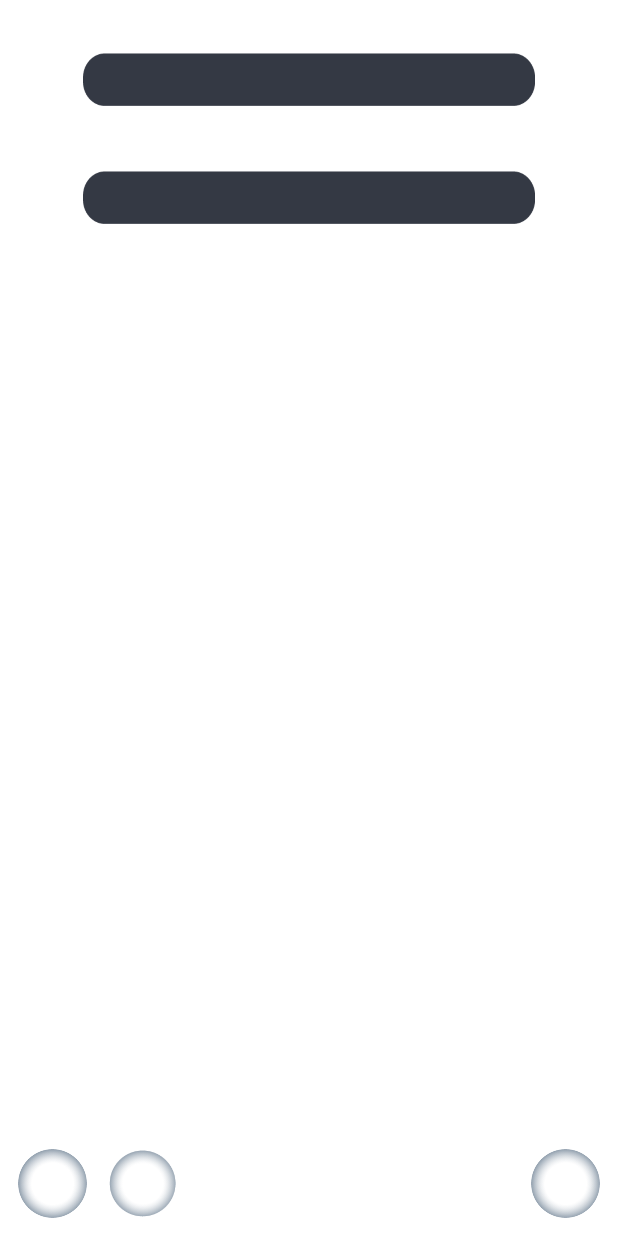
After one commit to vasilievan/OpenHackaton, an Android app: the layout dialog_check_if_text_correct.xml on its own in the app's theme, with its tools: preview values and no code run, on a phone screen of 412 x 824 dp. The commit adds this screen. Run offline under Robolectric (Android 15) with nearby library versions, the phone set to English and light mode, and no system bars.

Commit message:
added dialogAlert and changes main background

```diff
--- a/app/src/main/java/sudo/openhackaton/logic/Constants.kt
+++ b/app/src/main/java/sudo/openhackaton/logic/Constants.kt
@@ -14,6 +14,9 @@ object Constants {
     const val CAPTURE_FAILED = "Photo capture failed: "
     const val TAG = "TAG"
     const val BINDING_FAILED = "Use case binding failed"
+    const val TEXT_FROM_RECOGNITION = "textFromRecognition"
+    const val TITLE_SORRY = "Sorry"
+    const val TITLE_CHECK = "All right?"
     lateinit var cameraLogic: CameraLogic
     lateinit var MAIN_DIR: String
 }
--- /dev/null
+++ b/app/src/main/res/layout/dialog_check_if_text_correct.xml
@@ -0,0 +1,81 @@
+<?xml version="1.0" encoding="utf-8"?>
+<androidx.constraintlayout.widget.ConstraintLayout xmlns:android="http://schemas.android.com/apk/res/android"
+                                                   xmlns:app="http://schemas.android.com/apk/res-auto"
+                                                   android:layout_width="match_parent"
+                                                   android:layout_height="match_parent">
+
+    <TextView
+            android:layout_width="match_parent"
+            android:layout_height="35dp"
+            android:id="@+id/text_from_recognition1"
+            app:layout_constraintLeft_toLeftOf="parent"
+            app:layout_constraintRight_toRightOf="parent"
+            app:layout_constraintTop_toTopOf="parent"
+            android:layout_marginBottom="60dp"
+            android:layout_marginTop="35dp"
+            android:layout_marginStart="55dp"
+            android:layout_marginEnd="55dp"
+            android:background="@drawable/data_field"
+    />
+
+    <TextView
+            android:layout_width="match_parent"
+            android:layout_height="35dp"
+            android:id="@+id/text_from_recognition2"
+            app:layout_constraintLeft_toLeftOf="parent"
+            app:layout_constraintRight_toRightOf="parent"
+            app:layout_constraintTop_toBottomOf="@id/text_from_recognition1"
+            android:layout_marginTop="43dp"
+            android:layout_marginStart="55dp"
+            android:layout_marginEnd="55dp"
+            android:background="@drawable/data_field"
+    />
+
+    <ImageButton android:layout_width="50dp"
+                 android:layout_height="50dp"
+                 android:scaleType="fitCenter"
+                 android:id="@+id/btn_positive"
+                 android:src="@drawable/apply"
+                 android:background="@android:color/transparent"
+                 app:layout_constraintRight_toRightOf="parent"
+                 app:layout_constraintBottom_toBottomOf="parent"
+                 android:layout_marginBottom="10dp"
+                 android:layout_marginEnd="10dp"
+                 android:onClick="apply"
+    />
+
+    <ImageButton android:layout_width="50dp"
+                 android:layout_height="50dp"
+                 android:scaleType="fitCenter"
+                 android:id="@+id/btn_negative"
+                 android:src="@drawable/close"
+                 android:background="@android:color/transparent"
+                 app:layout_constraintLeft_toLeftOf="parent"
+                 app:layout_constraintBottom_toBottomOf="parent"
+                 android:layout_marginBottom="10dp"
+                 android:layout_marginStart="10dp"
+                 android:layout_marginEnd="5dp"
+                 android:onClick="close"
+    />
+    <ImageButton android:layout_width="50dp"
+                 android:layout_height="50dp"
+                 android:scaleType="fitCenter"
+                 android:id="@+id/btn_back"
+                 android:src="@drawable/back"
+                 android:background="@android:color/transparent"
+                 app:layout_constraintLeft_toRightOf="@id/btn_negative"
+                 app:layout_constraintBottom_toBottomOf="parent"
+                 android:layout_marginBottom="10dp"
+                 android:layout_marginStart="10dp"
+                 android:layout_marginEnd="5dp"
+                 android:onClick="takeAPhoto"
+    />
+
+    <androidx.constraintlayout.widget.Guideline
+            android:layout_width="wrap_content"
+            android:layout_height="wrap_content"
+            android:id="@+id/guideline"
+            android:orientation="horizontal"
+            app:layout_constraintGuide_percent="0.5"/>
+
+</androidx.constraintlayout.widget.ConstraintLayout>
```
Also changed, not shown: app/src/main/java/sudo/openhackaton/logic/Recognition.kt (+15 -1 lines), app/src/main/java/sudo/openhackaton/view/CheckingDialogFragment.kt (added, +58 -0 lines), app/src/main/java/sudo/openhackaton/view/MainActivity.kt (+13 -1 lines), app/src/main/res/layout/activity_main.xml (+7 -4 lines), app/src/main/java/sudo/openhackaton/view/CameraActivity.kt (line endings or trailing spaces), app/src/main/res/drawable/alert_background.png (added), app/src/main/res/drawable/apply.png (added), app/src/main/res/drawable/back.png (added), app/src/main/res/drawable/camera.png, app/src/main/res/drawable/choose.png, app/src/main/res/drawable/close.png (added), app/src/main/res/drawable/data_field.png (added), app/src/main/res/drawable/data_text.png (added), app/src/main/res/drawable/main_background.png, 1 more files.
